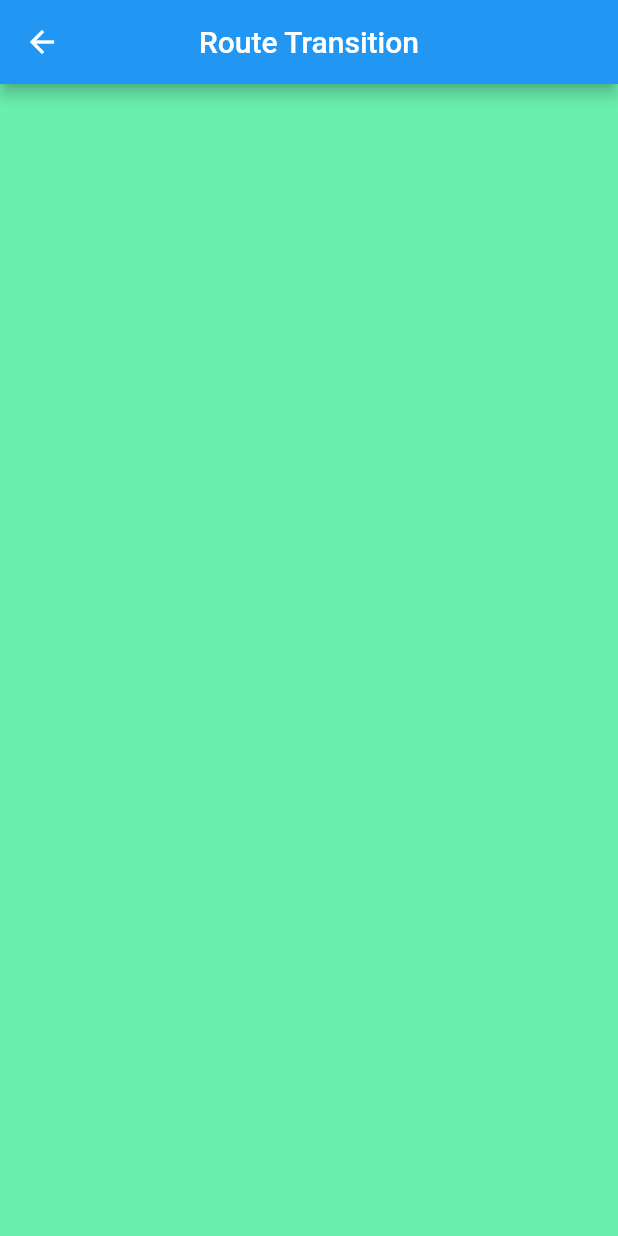
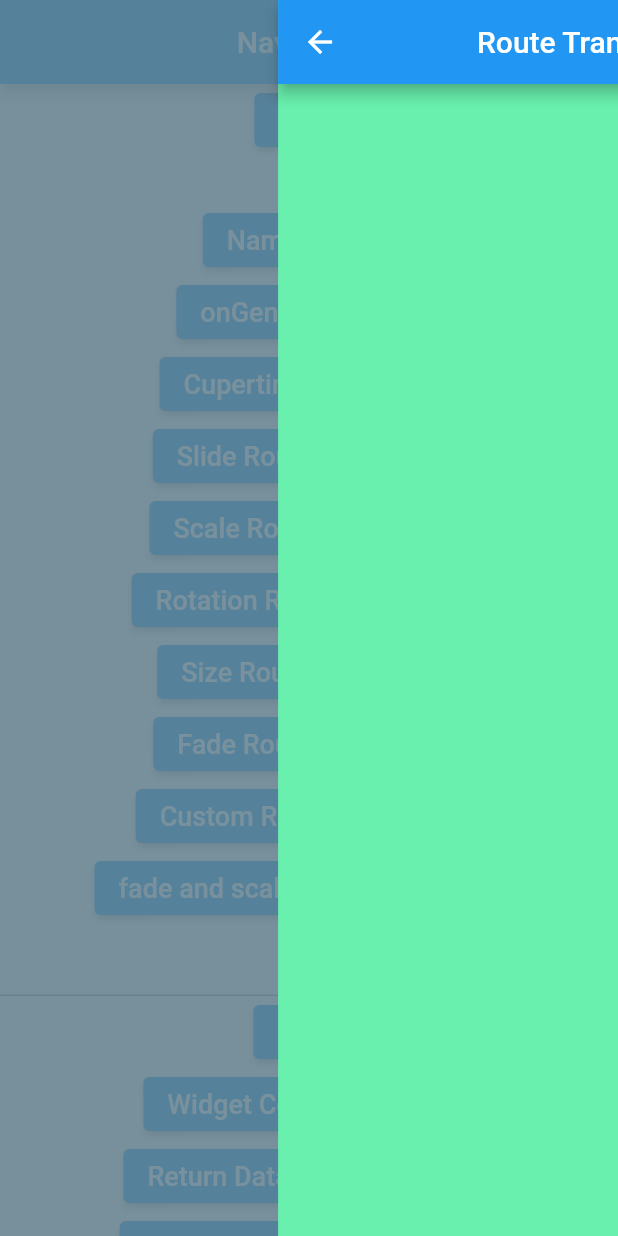
Before and after one commit to vidisha1106/chapter6_navigation, a Flutter app: the screen it shows after launch, after a tap on "Slide Route Transition", on a phone screen of 412 x 824 dp. Run offline on Flutter 3.47's test engine with Material 2 defaults, Android fonts, the phone set to English and light mode, and no system bars.

Commit message:
Completed : Chapter-6

```diff
--- a/lib/child2.dart
+++ b/lib/child2.dart
@@ -2,7 +2,7 @@ import 'package:flutter/material.dart';
 
 class Child2 extends StatefulWidget {
 
-  Child2({Key? key,}) : super(key: key);
+  const Child2({Key? key,}) : super(key: key);
 
   @override
   State<Child2> createState() => _Child2State();
@@ -18,8 +18,8 @@ class _Child2State extends State<Child2> {
     return Center(
       child: Column(
           children: [
-            SizedBox(height: 25,),
-            Text(textChild2,style: TextStyle(fontSize: 25)),
+            const SizedBox(height: 25,),
+            Text(textChild2,style: const TextStyle(fontSize: 25)),
           ],
       ),
     );
--- a/lib/communication_between_screens.dart
+++ b/lib/communication_between_screens.dart
@@ -15,7 +15,7 @@ class _MyCommunicationState extends State<MyCommunication> {
   Widget build(BuildContext context) {
     return Scaffold(
       appBar: AppBar(
-        title: Text("Communication Between Screens"),
+        title: const Text("Communication Between Screens"),
         centerTitle: true,
       ),
       body: Center(
--- a/lib/cupertino_page_route.dart
+++ b/lib/cupertino_page_route.dart
@@ -12,7 +12,7 @@ class _MyCupertinoPageRouteState extends State<MyCupertinoPageRoute> {
   Widget build(BuildContext context) {
     return Scaffold(
       appBar: AppBar(
-        title: Text("CupertinoPageRoute"),
+        title: const Text("CupertinoPageRoute"),
         centerTitle: true,
       ),
     );
--- a/lib/generate_routes/route_generator_class.dart
+++ b/lib/generate_routes/route_generator_class.dart
@@ -33,7 +33,7 @@ class RouteGenerator {
         }
         return errorRoute();
       default:
-        return null;
+        return errorRoute();
     }
   }
 
--- a/lib/main.dart
+++ b/lib/main.dart
@@ -19,7 +19,6 @@ void main() {
 }
 
 class MyApp extends StatelessWidget {
-
   const MyApp({super.key});
 
   // This widget is the root of your application.
@@ -50,13 +49,15 @@ class MyApp extends StatelessWidget {
       initialRoute: '/',
       routes: {
         //'/NamedRoutes' : (context) => MyNamedRoutes('absxgdgdgdgc'),
-        '/GenerateOne': (context) => GenerateOne(),
-        '/GenerateTwo': (context) => GenerateTwo(),
-        '/GenerateThree': (context) => GenerateThree(),
-        '/CupertinoPageRoute': (context) => MyCupertinoPageRoute(),
-        '/CommunicationBetweenScreens': (context) =>
-            MyCommunication(data: textFieldData,),
-        '/CommunicationBetweenWidgets': (context) => WidgetCommunication()
+        //'/GenerateOne': (context) => const GenerateOne(),
+        '/GenerateTwo': (context) => const GenerateTwo(),
+        '/GenerateThree': (context) => const GenerateThree(),
+        '/CupertinoPageRoute': (context) => const MyCupertinoPageRoute(),
+        '/CommunicationBetweenScreens': (context) => MyCommunication(
+              data: textFieldData,
+            ),
+        '/CommunicationBetweenWidgets': (context) =>
+            const WidgetCommunication(),
       },
     );
   }
@@ -74,7 +75,6 @@ class MyHomePage extends StatefulWidget {
 String textFieldData = '';
 
 class _MyHomePageState extends State<MyHomePage> {
-
   TextEditingController textEditingController = TextEditingController();
   Map<String, dynamic>? data;
 
@@ -86,19 +86,19 @@ class _MyHomePageState extends State<MyHomePage> {
             context: context,
             builder: (BuildContext context) {
               return AlertDialog(
-                title: Text("Do You Want to Exit??"),
+                title: const Text("Do You Want to Exit??"),
                 actions: [
                   TextButton(
                     onPressed: () {
                       Navigator.pop(context, true);
                     },
-                    child: Text("Yes"),
+                    child: const Text("Yes"),
                   ),
                   TextButton(
                     onPressed: () {
                       Navigator.pop(context, false);
                     },
-                    child: Text("No"),
+                    child: const Text("No"),
                   )
                 ],
               );
@@ -107,7 +107,7 @@ class _MyHomePageState extends State<MyHomePage> {
       },
       child: Scaffold(
         appBar: AppBar(
-          title: Text("Navigation"),
+          title: const Text("Navigation"),
           centerTitle: true,
         ),
         body: SingleChildScrollView(
@@ -120,78 +120,49 @@ class _MyHomePageState extends State<MyHomePage> {
                   data = await Navigator.push(
                       context,
                       MaterialPageRoute(
-                            builder: (context) =>
-                                MySecondPage(
+                        builder: (context) => const MySecondPage(
                           name: 'vidisha',
                           language: 'Flutter',
                         ),
                       ));
                   setState(() {});
                 },
-                    child: Text("Push", style: TextStyle(fontSize: 18)),
+                child: const Text("Push", style: TextStyle(fontSize: 18)),
               ),
               Text(data?['name'] ?? ''),
               Text(data?['language'] ?? ''),
               ElevatedButton(
                 onPressed: () {
                   Navigator.pushNamed(context, '/NamedRoutes', arguments: {
-                        'name': 'Vidisha',
+                    'name': "Vidisha",
                     'age': '22',
                     'language': 'Flutter'
                   });
                   //Navigator.pushNamed(context, '/NamedRoutes', arguments: 507);
                   //Navigator.push(context,MaterialPageRoute(builder: (context) => MyNamedRoutes("")));
                 },
-                    child: Text("Named Route", style: TextStyle(fontSize: 18)),
+                child:
+                    const Text("Named Route", style: TextStyle(fontSize: 18)),
               ),
               ElevatedButton(
                 onPressed: () {
                   Navigator.push(
                       context,
                       MaterialPageRoute(
-                              builder: (context) => OnGenerateRoutes()));
+                          builder: (context) => const OnGenerateRoutes()));
                 },
-                    child: Text(
-                        "onGenerate Route", style: TextStyle(fontSize: 18)),
+                child: const Text("onGenerate Route",
+                    style: TextStyle(fontSize: 18)),
               ),
               ElevatedButton(
                 onPressed: () {
                   Navigator.push(
                       context,
                       CupertinoPageRoute(
-                            builder: (context) => MyCupertinoPageRoute(),
+                        builder: (context) => const MyCupertinoPageRoute(),
                       ));
                 },
-                    child: Text(
-                        "CupertinoPageRoute", style: TextStyle(fontSize: 18)),
-                  ),
-                  ElevatedButton(
-                    onPressed: () {
-                      Navigator.push(
-                          context,
-                          PageRouteBuilder(
-                            pageBuilder: (BuildContext context,
-                                Animation<double> animation,
-                                Animation<double> secondaryAnimation) {
-                              return MyRouteTransition();
-                            },
-                            transitionsBuilder:
-                                (context, animation, secondaryAnimation,
-                                child) {
-                              final tween =
-                              Tween(begin: Offset(-1, 1), end: Offset.zero)
-                                  .chain(
-                                  CurveTween(
-                                      curve: Curves.fastLinearToSlowEaseIn));
-                              final offsetAnimation = animation.drive(tween);
-                              return SlideTransition(
-                                position: offsetAnimation,
-                                child: child,
-                              );
-                            },
-                          ));
-                    },
-                    child: Text("Slide Route Transition",
+                child: const Text("CupertinoPageRoute",
                     style: TextStyle(fontSize: 18)),
               ),
               ElevatedButton(
@@ -199,24 +170,25 @@ class _MyHomePageState extends State<MyHomePage> {
                   Navigator.push(
                       context,
                       PageRouteBuilder(
+                        barrierColor: Colors.blueGrey,
+                        transitionDuration: const Duration(seconds: 2),
                         pageBuilder: (BuildContext context,
                             Animation<double> animation,
                             Animation<double> secondaryAnimation) {
-                              return MyRouteTransition();
+                          return const MyRouteTransition();
                         },
                         transitionsBuilder:
-                                (context, animation, secondaryAnimation,
-                                child) {
-                              return ScaleTransition(
+                            (context, animation, secondaryAnimation, child) {
+                          return SlideTransition(
+                            position:
+                                Tween(begin: Offset(1, 0), end: Offset(0, 0))
+                                    .animate(animation),
                             child: child,
-                                  scale: Tween(begin: 0.0, end: 1.0).animate(
-                                      CurvedAnimation(
-                                          parent: animation,
-                                          curve: Curves.easeInOutCubic)));
+                          );
                         },
                       ));
                 },
-                    child: Text("Scale Route Transition",
+                child: const Text("Slide Route Transition",
                     style: TextStyle(fontSize: 18)),
               ),
               ElevatedButton(
@@ -224,25 +196,25 @@ class _MyHomePageState extends State<MyHomePage> {
                   Navigator.push(
                       context,
                       PageRouteBuilder(
+                        transitionDuration: Duration(seconds: 2),
+                        reverseTransitionDuration: Duration(seconds: 2),
                         pageBuilder: (BuildContext context,
                             Animation<double> animation,
                             Animation<double> secondaryAnimation) {
-                              return MyRouteTransition();
+                          return const MyRouteTransition();
                         },
                         transitionsBuilder:
-                                (context, animation, secondaryAnimation,
-                                child) {
-                              return RotationTransition(
-                                child: child,
-                                turns: Tween(begin: 0.0, end: 1.0).animate(
+                            (context, animation, secondaryAnimation, child) {
+                          return ScaleTransition(
+                              scale: Tween(begin: 0.0, end: 1.0).animate(
                                   CurvedAnimation(
                                       parent: animation,
-                                        curve: Curves.easeOutBack)),
-                              );
+                                      curve: Curves.easeInOutCubic)),
+                              child: child);
                         },
                       ));
                 },
-                    child: Text("Rotation Route Transition",
+                child: const Text("Scale Route Transition",
                     style: TextStyle(fontSize: 18)),
               ),
               ElevatedButton(
@@ -250,14 +222,42 @@ class _MyHomePageState extends State<MyHomePage> {
                   Navigator.push(
                       context,
                       PageRouteBuilder(
+                        transitionDuration: Duration(seconds: 3),
+                        reverseTransitionDuration: Duration(seconds: 3),
                         pageBuilder: (BuildContext context,
                             Animation<double> animation,
                             Animation<double> secondaryAnimation) {
-                              return MyRouteTransition();
+                          return const MyRouteTransition();
                         },
                         transitionsBuilder:
-                                (context, animation, secondaryAnimation,
-                                child) {
+                            (context, animation, secondaryAnimation, child) {
+                          return RotationTransition(
+                            turns: Tween(begin: 0.0, end: 1.0).animate(
+                                CurvedAnimation(
+                                    parent: animation,
+                                    curve: Curves.bounceOut)),
+                            child: child,
+                          );
+                        },
+                      ));
+                },
+                child: const Text("Rotation Route Transition",
+                    style: TextStyle(fontSize: 18)),
+              ),
+              ElevatedButton(
+                onPressed: () {
+                  Navigator.push(
+                      context,
+                      PageRouteBuilder(
+                        reverseTransitionDuration: Duration(seconds: 3),
+                        transitionDuration: Duration(seconds: 3),
+                        pageBuilder: (BuildContext context,
+                            Animation<double> animation,
+                            Animation<double> secondaryAnimation) {
+                          return const MyRouteTransition();
+                        },
+                        transitionsBuilder:
+                            (context, animation, secondaryAnimation, child) {
                           return Align(
                               child: SizeTransition(
                             sizeFactor: animation,
@@ -266,8 +266,7 @@ class _MyHomePageState extends State<MyHomePage> {
                         },
                       ));
                 },
-                    child:
-                    Text("Size Route Transition",
+                child: const Text("Size Route Transition",
                     style: TextStyle(fontSize: 18)),
               ),
               ElevatedButton(
@@ -275,14 +274,15 @@ class _MyHomePageState extends State<MyHomePage> {
                   Navigator.push(
                       context,
                       PageRouteBuilder(
+                        transitionDuration: Duration(seconds: 1),
+                        reverseTransitionDuration: Duration(seconds: 1),
                         pageBuilder: (BuildContext context,
                             Animation<double> animation,
                             Animation<double> secondaryAnimation) {
-                              return MyRouteTransition();
+                          return const MyRouteTransition();
                         },
                         transitionsBuilder:
-                                (context, animation, secondaryAnimation,
-                                child) {
+                            (context, animation, secondaryAnimation, child) {
                           return FadeTransition(
                             opacity: animation,
                             child: child,
@@ -290,17 +290,23 @@ class _MyHomePageState extends State<MyHomePage> {
                         },
                       ));
                 },
-                    child:
-                    Text("Fade Route Transition",
+                child: const Text("Fade Route Transition",
+                    style: TextStyle(fontSize: 18)),
+              ),
+              ElevatedButton(
+                onPressed: () {
+                  Navigator.push(context,
+                      CustomRouteTransition(child: const MyRouteTransition()));
+                },
+                child: const Text("Custom Route Transition",
                     style: TextStyle(fontSize: 18)),
               ),
               ElevatedButton(
                 onPressed: () {
                   Navigator.push(
-                          context,
-                          CustomRouteTransition(child: MyRouteTransition()));
+                      context, FadeAndScaleRoute(MyRouteTransition()));
                 },
-                    child: Text("Custom Route Transition",
+                child: const Text("fade and scale Route Transition",
                     style: TextStyle(fontSize: 18)),
               ),
               Column(
@@ -311,37 +317,49 @@ class _MyHomePageState extends State<MyHomePage> {
                       textFieldData = value;
                     },
                   ),
-                      ElevatedButton(onPressed: () {
+                  ElevatedButton(
+                    onPressed: () {
                       Navigator.pushNamed(
                           context, '/CommunicationBetweenScreens',
                           arguments: textFieldData);
-                      }, child: Text("Switch"),)
+                    },
+                    child: const Text("Switch"),
+                  )
                 ],
               ),
               ElevatedButton(
                 onPressed: () {
                   Navigator.pushNamed(
-                        context, '/CommunicationBetweenWidgets',);
+                    context,
+                    '/CommunicationBetweenWidgets',
+                  );
                 },
-                    child: Text("Widget Communication",
+                child: const Text("Widget Communication",
                     style: TextStyle(fontSize: 18)),
               ),
               ElevatedButton(
-                    onPressed: () async{
-                      final option=await Navigator.push(context, MaterialPageRoute(
-                        builder: (context) => PickOption(),));
-                      ScaffoldMessenger.of(context).showSnackBar(SnackBar(content: Text(option),));
+                onPressed: () async {
+                  final option = await Navigator.push(
+                      context,
+                      MaterialPageRoute(
+                        builder: (context) => const PickOption(),
+                      ));
+                  ScaffoldMessenger.of(context).showSnackBar(SnackBar(
+                    content: Text(option),
+                  ));
                 },
-                    child: Text("Return Data From a Screen",
+                child: const Text("Return Data From a Screen",
                     style: TextStyle(fontSize: 18)),
               ),
               ElevatedButton(
-                    onPressed: () async{
-                      Navigator.push(context, MaterialPageRoute(builder: (context) {
-                        return SendingDataToNewScreen();
-                      },));
+                onPressed: () async {
+                  Navigator.push(context, MaterialPageRoute(
+                    builder: (context) {
+                      return const SendingDataToNewScreen();
                     },
-                    child: Text("Send Data To a New Screen",
+                  ));
+                },
+                child: const Text("Send Data To a New Screen",
                     style: TextStyle(fontSize: 18)),
               ),
             ],
@@ -357,12 +375,71 @@ class CustomRouteTransition extends PageRouteBuilder {
 
   CustomRouteTransition({required this.child})
       : super(
-      pageBuilder: (context, animation, secondaryAnimation) => child,
-      transitionDuration: Duration(seconds: 2));
+            pageBuilder: (BuildContext context, Animation<double> animation,
+                    Animation<double> secondaryAnimation) =>
+                child,
+            transitionDuration: const Duration(seconds: 2),
+            transitionsBuilder: (BuildContext context,
+                Animation<double> animation,
+                Animation<double> secondaryAnimation,
+                child) {
+              return Stack(children: [
+                ScaleTransition(
+                  scale: Tween(begin: 0.0, end: 1.0).animate(animation),
+                  child: child,
+                ),
+                FadeTransition(
+                  opacity: animation,
+                  child: child,
+                )
+              ]);
+            });
 
-  @override
-  Widget buildTransitions(BuildContext context, Animation<double> animation,
-      Animation<double> secondaryAnimation, Widget child) {
-    return ScaleTransition(scale: animation, child: child);
+// @override
+// Widget buildTransitions(BuildContext context, Animation<double> animation,
+//     Animation<double> secondaryAnimation, Widget child) {
+//   return Stack(children: [
+//     ScaleTransition(
+//       scale: Tween(begin: 0.0, end: 1.0).animate(animation),
+//       child: child,
+//     ),
+//     FadeTransition(
+//       opacity: animation,
+//       child: child,
+//     )
+//   ]);
+// }
 }
+
+class FadeAndScaleRoute extends PageRouteBuilder {
+  final Widget page;
+
+  FadeAndScaleRoute(this.page)
+      : super(
+          pageBuilder: (
+            BuildContext context,
+            Animation<double> animation,
+            Animation<double> secondaryAnimation,
+          ) =>
+              page,
+          transitionDuration: Duration(seconds: 5),
+          transitionsBuilder: (
+            BuildContext context,
+            Animation<double> animation,
+            Animation<double> secondaryAnimation,
+            Widget child,
+          ) =>
+              Stack(
+            children: <Widget>[
+              ScaleTransition(
+                scale: Tween(begin: 0.0, end: 1.0).animate(animation),
+                child: child,
+              ),
+              FadeTransition(
+                opacity: animation,
+                child: child,
+              ),
+            ],
+          ),
+        );
 }
```
Also changed, not shown: lib/child1.dart (+10 -11 lines), lib/communication_between_widgets.dart (+15 -12 lines). Lines whose indentation alone changed are shown as unchanged.
